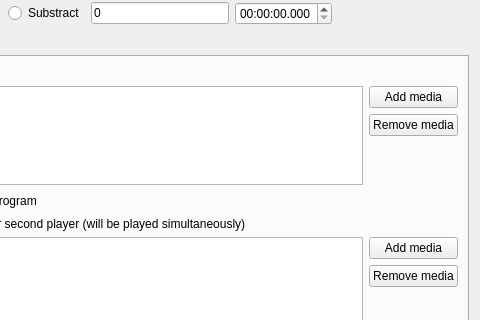
First picture: the form in observation.ui, repository olivierfriard/BORIS, before the edit; both pictures show x 122 to 602 and y 210 to 530 of the 602 by 625 pixel window.
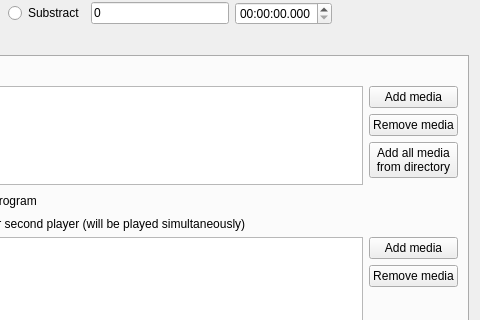
Second picture: the form after the edit.

Commit message: add button for adding all media of a directory

What changed in the file:
```diff
--- a/observation.ui
+++ b/observation.ui
@@ -221,6 +221,14 @@
                </property>
               </widget>
              </item>
+             <item>
+              <widget class="QPushButton" name="pbAddMediaFromDir">
+               <property name="text">
+                <string>Add all media
+from directory</string>
+               </property>
+              </widget>
+             </item>
              <item>
               <spacer name="verticalSpacer">
                <property name="orientation">
```
The commit also changes 2 other files.
